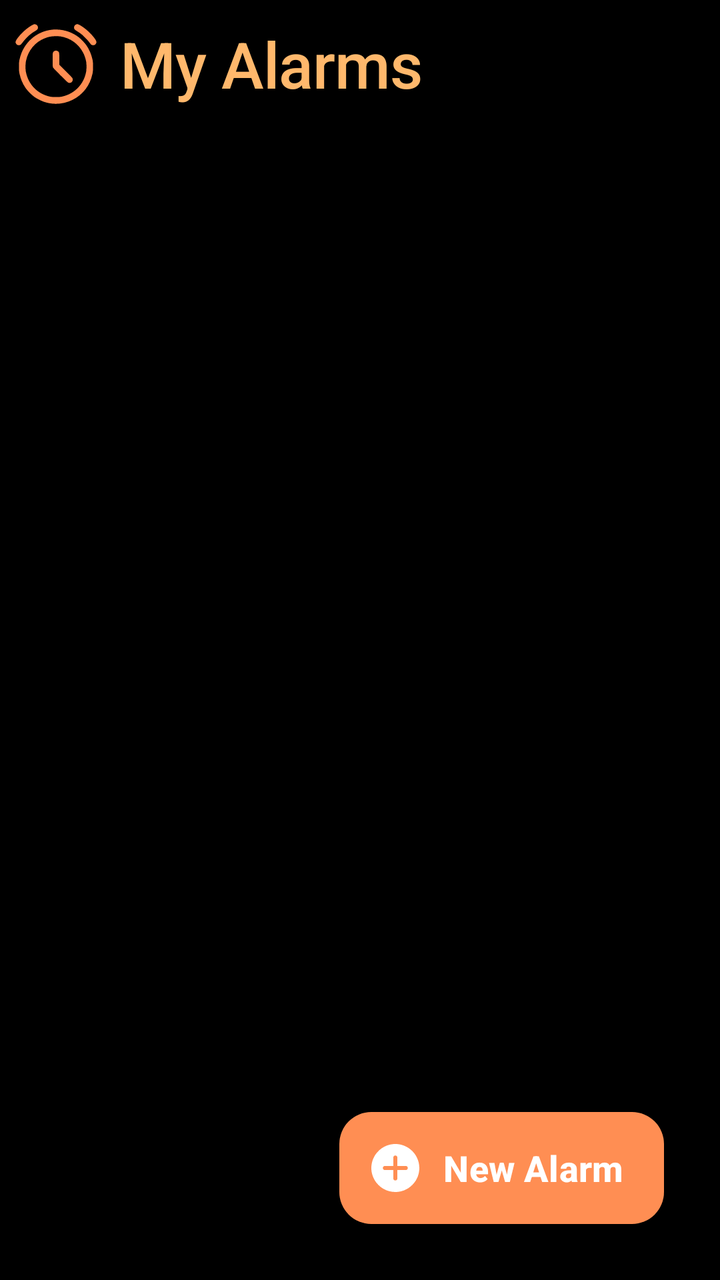
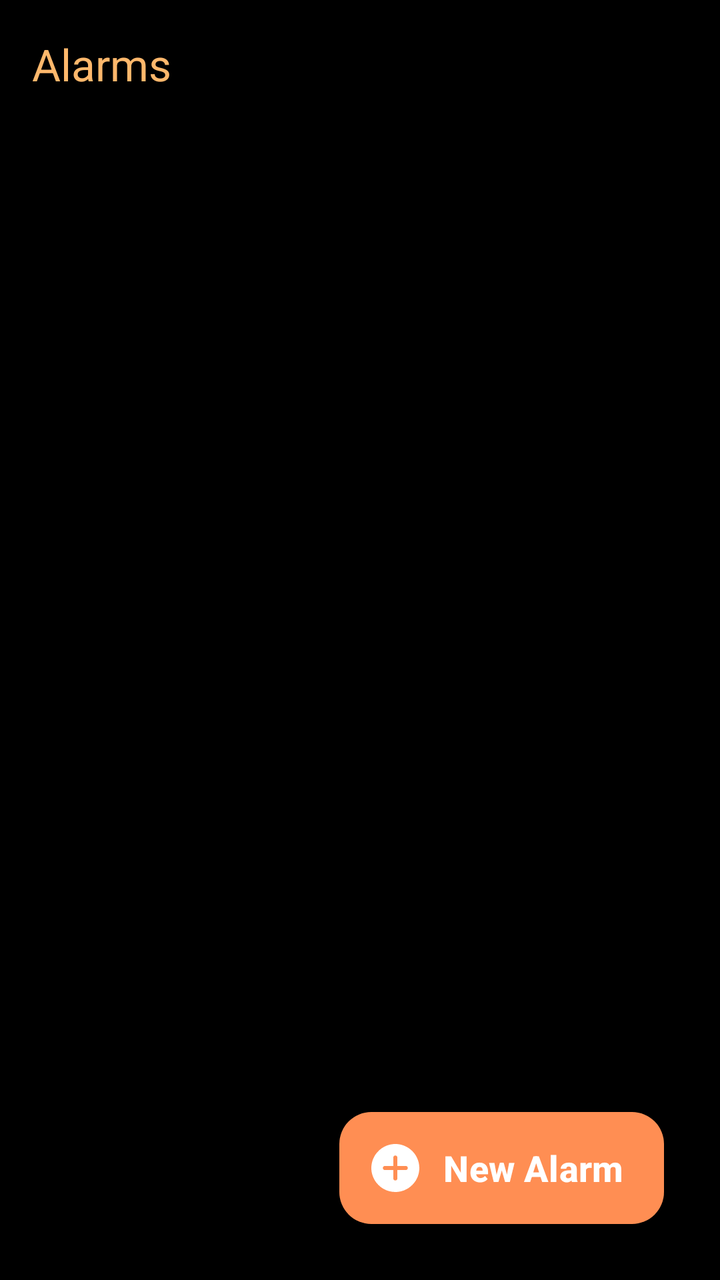

Before-and-after screenshots of an Android layout around one commit, followed by the original layout XML and the change that was made.
<!-- AndroidManifest.xml: activity theme AppTheme.AlarmList -->
<!-- res/layout/activity_alarm_list.xml -->
<?xml version="1.0" encoding="utf-8"?>
<androidx.coordinatorlayout.widget.CoordinatorLayout
    xmlns:android="http://schemas.android.com/apk/res/android"
    xmlns:app="http://schemas.android.com/apk/res-auto"
    android:layout_width="match_parent"
    android:layout_height="match_parent"
    android:background="@drawable/gradient_astral_solar"
    android:fitsSystemWindows="true">

    
    <com.google.android.material.appbar.AppBarLayout
        android:layout_width="match_parent"
        android:layout_height="wrap_content"
        android:background="@android:color/transparent"
        app:elevation="0dp">

        <com.google.android.material.appbar.MaterialToolbar
            android:id="@+id/topAppBar"
            android:layout_width="match_parent"
            android:layout_height="?attr/actionBarSize"
            android:background="@android:color/transparent"
            app:title="My Alarms"
            app:titleTextColor="@color/md_theme_dark_onBackground"
            app:titleTextAppearance="@style/TextAppearance.Rooster.HeadlineLarge"
            app:navigationIcon="@drawable/alarm"
            app:navigationIconTint="@color/md_theme_dark_primary"
            style="@style/Widget.Material3.Toolbar"/>

    </com.google.android.material.appbar.AppBarLayout>

    
    <androidx.core.widget.NestedScrollView
        android:layout_width="match_parent"
        android:layout_height="match_parent"
        android:fillViewport="true"
        app:layout_behavior="@string/appbar_scrolling_view_behavior">

        <FrameLayout
            android:layout_width="match_parent"
            android:layout_height="wrap_content">

            
            <com.google.android.material.card.MaterialCardView
                android:id="@+id/emptyStateCard"
                android:layout_width="match_parent"
                android:layout_height="wrap_content"
                android:layout_margin="40dp"
                android:layout_gravity="center"
                android:visibility="gone"
                app:cardBackgroundColor="@android:color/transparent"
                app:cardCornerRadius="8dp"
                app:cardElevation="0dp"
                app:strokeWidth="1dp"
                app:strokeColor="@color/glass_border"
                android:background="@drawable/glass_card_background">

                <LinearLayout
                    android:layout_width="match_parent"
                    android:layout_height="wrap_content"
                    android:orientation="vertical"
                    android:padding="64dp"
                    android:gravity="center">

                    <TextView
                        android:layout_width="wrap_content"
                        android:layout_height="wrap_content"
                        android:text="🌅"
                        android:textSize="@dimen/emoji_size_xlarge"
                        android:layout_marginBottom="@dimen/spacing_xlarge"
                        android:maxLines="1"/>

                    <TextView
                        android:layout_width="wrap_content"
                        android:layout_height="wrap_content"
                        android:text="No Alarms Yet"
                        android:textAppearance="@style/TextAppearance.Rooster.HeadlineLarge"
                        android:textColor="@color/text_on_glass_primary"
                        android:textStyle="bold"
                        android:layout_marginBottom="@dimen/spacing_large"
                        android:maxLines="1"
                        android:ellipsize="none"/>

                    <TextView
                        android:layout_width="wrap_content"
                        android:layout_height="wrap_content"
                        android:text="Create your first alarm to wake up naturally with the sun"
                        android:textAppearance="@style/TextAppearance.Material3.BodyLarge"
                        android:textColor="@color/text_on_glass_secondary"
                        android:gravity="center"
                        android:alpha="0.9"
                        android:lineSpacingExtra="6dp"
                        android:layout_marginBottom="@dimen/spacing_xlarge"
                        android:maxLines="3"
                        android:ellipsize="end"/>

                    <com.google.android.material.button.MaterialButton
                        android:id="@+id/emptyStateButton"
                        android:layout_width="wrap_content"
                        android:layout_height="wrap_content"
                        android:text="Create Alarm"
                        android:textSize="18sp"
                        android:textStyle="bold"
                        app:icon="@drawable/add_alarm_button"
                        app:iconGravity="textStart"
                        app:backgroundTint="@color/md_theme_dark_primary"
                        app:cornerRadius="8dp"
                        app:elevation="0dp"/>

                </LinearLayout>

            </com.google.android.material.card.MaterialCardView>

            
            <androidx.recyclerview.widget.RecyclerView
                android:id="@+id/alarmListView"
                android:layout_width="match_parent"
                android:layout_height="wrap_content"
                android:clipToPadding="false"
                android:paddingTop="16dp"
                android:paddingBottom="100dp"
                android:paddingHorizontal="16dp"
                android:overScrollMode="never"/>

        </FrameLayout>

    </androidx.core.widget.NestedScrollView>

    
    <com.google.android.material.floatingactionbutton.ExtendedFloatingActionButton
        android:id="@+id/addAlarmButton"
        android:layout_width="wrap_content"
        android:layout_height="wrap_content"
        android:layout_gravity="bottom|end"
        android:layout_margin="28dp"
        android:text="New Alarm"
        android:textSize="18sp"
        android:textStyle="bold"
        app:icon="@drawable/add_alarm_button"
        app:iconTint="@color/white"
        app:backgroundTint="@color/md_theme_dark_primary"
        app:cornerRadius="8dp"
        app:elevation="0dp"/>

</androidx.coordinatorlayout.widget.CoordinatorLayout>
<!-- resources referenced by this layout -->
<resources>
  <color name="glass_border">#FF8E53</color>
  <color name="md_theme_dark_onBackground">#FFB86C</color>
  <color name="md_theme_dark_primary">#FF8E53</color>
  <color name="text_on_glass_primary">#FFB86C</color>
  <color name="text_on_glass_secondary">#FF8E53</color>
  <color name="white">#FFFFFFFF</color>
  <dimen name="emoji_size_xlarge">56sp</dimen>
  <dimen name="spacing_large">20dp</dimen>
  <dimen name="spacing_xlarge">24dp</dimen>
  <!-- drawable alarm: vector/xml drawable (drawable, 2229 chars, omitted) -->
  <!-- drawable glass_card_background (drawable) -->
  <?xml version="1.0" encoding="utf-8"?>
  <shape xmlns:android="http://schemas.android.com/apk/res/android"
      android:shape="rectangle">
      
      <solid android:color="@color/card_background_minimal"/>
      
      <stroke
          android:width="0.5dp"
          android:color="@color/card_border_minimal" />
      <corners android:radius="8dp"/>
  </shape>
  <!-- drawable gradient_astral_solar (drawable) -->
  <?xml version="1.0" encoding="utf-8"?>
  <shape xmlns:android="http://schemas.android.com/apk/res/android"
      android:shape="rectangle">
      
      <solid android:color="@color/md_theme_dark_background" />
  </shape>
  <style name="TextAppearance.Rooster.HeadlineLarge" parent="TextAppearance.Material3.HeadlineLarge">
          <item name="android:fontFamily">sans-serif-medium</item>
          <item name="fontFamily">sans-serif-medium</item>
          <item name="android:letterSpacing">-0.01</item>
      </style>
  <style name="AppTheme.AlarmList" parent="Base.Theme.Rooster">
          <item name="android:windowBackground">@color/astronomical</item>
      </style>
  <color name="primary">#FF8E53</color>
  <color name="card_background_minimal">#000000</color>
  <color name="card_border_minimal">#FF8E53</color>
  <color name="md_theme_dark_background">#000000</color>
  <color name="astronomical">#1A1A2E</color>
  <color name="md_theme_dark_onPrimary">#FFFFFF</color>
  <color name="md_theme_dark_primaryContainer">#FF6B35</color>
  <color name="md_theme_dark_onPrimaryContainer">#FFFFFF</color>
  <color name="md_theme_dark_secondary">#FFB86C</color>
  <color name="md_theme_dark_onSecondary">#1C0F0A</color>
  <color name="md_theme_dark_secondaryContainer">#FF8E53</color>
  <color name="md_theme_dark_onSecondaryContainer">#FFFFFF</color>
  <color name="md_theme_dark_tertiary">#FFD89C</color>
  <color name="md_theme_dark_onTertiary">#1C0F0A</color>
  <color name="md_theme_dark_tertiaryContainer">#FFB86C</color>
  <color name="md_theme_dark_onTertiaryContainer">#1C0F0A</color>
  <color name="md_theme_dark_error">#FFB4AB</color>
  <color name="md_theme_dark_onError">#690005</color>
  <color name="md_theme_dark_errorContainer">#93000A</color>
  <color name="md_theme_dark_onErrorContainer">#FFDAD6</color>
  <color name="md_theme_dark_surface">#000000</color>
  <color name="md_theme_dark_onSurface">#FFB86C</color>
  <color name="md_theme_dark_surfaceVariant">#0A0A0A</color>
  <color name="md_theme_dark_onSurfaceVariant">#FF8E53</color>
  <color name="md_theme_dark_outline">#FF8E53</color>
  <color name="md_theme_dark_outlineVariant">#FFB86C</color>
  <style name="ShapeAppearance.Rooster.SmallComponent" parent="ShapeAppearance.Material3.SmallComponent">
          <item name="cornerFamily">rounded</item>
          <item name="cornerSize">4dp</item>
      </style>
  <style name="ShapeAppearance.Rooster.MediumComponent" parent="ShapeAppearance.Material3.MediumComponent">
          <item name="cornerFamily">rounded</item>
          <item name="cornerSize">6dp</item>
      </style>
  <style name="ShapeAppearance.Rooster.LargeComponent" parent="ShapeAppearance.Material3.LargeComponent">
          <item name="cornerFamily">rounded</item>
          <item name="cornerSize">8dp</item>
      </style>
  <!-- unchanged entries left out for length: 2 -->
</resources>

<!-- the commit's change to res/layout/activity_alarm_list.xml (unified diff, before → after) -->
@@ -19,11 +19,8 @@
             android:layout_width="match_parent"
             android:layout_height="?attr/actionBarSize"
             android:background="@android:color/transparent"
-            app:title="My Alarms"
+            app:title="Alarms"
             app:titleTextColor="@color/md_theme_dark_onBackground"
-            app:titleTextAppearance="@style/TextAppearance.Rooster.HeadlineLarge"
-            app:navigationIcon="@drawable/alarm"
-            app:navigationIconTint="@color/md_theme_dark_primary"
             style="@style/Widget.Material3.Toolbar"/>
 
     </com.google.android.material.appbar.AppBarLayout>
<!-- resource entries referenced after the edit -->
@@ -9,7 +9,6 @@
   <dimen name="emoji_size_xlarge">56sp</dimen>
   <dimen name="spacing_large">20dp</dimen>
   <dimen name="spacing_xlarge">24dp</dimen>
-  <!-- drawable alarm: vector/xml drawable (drawable, 2229 chars, omitted) -->
   <!-- drawable glass_card_background (drawable) -->
   <?xml version="1.0" encoding="utf-8"?>
   <shape xmlns:android="http://schemas.android.com/apk/res/android"
